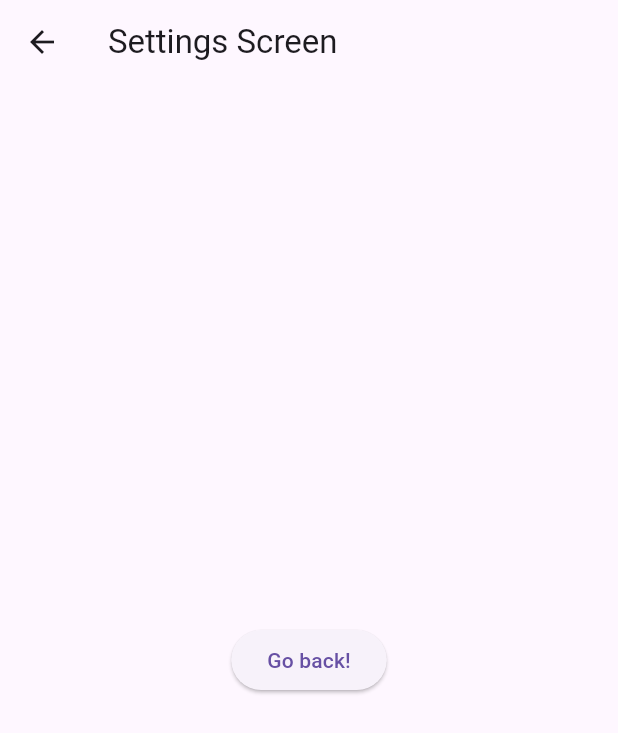
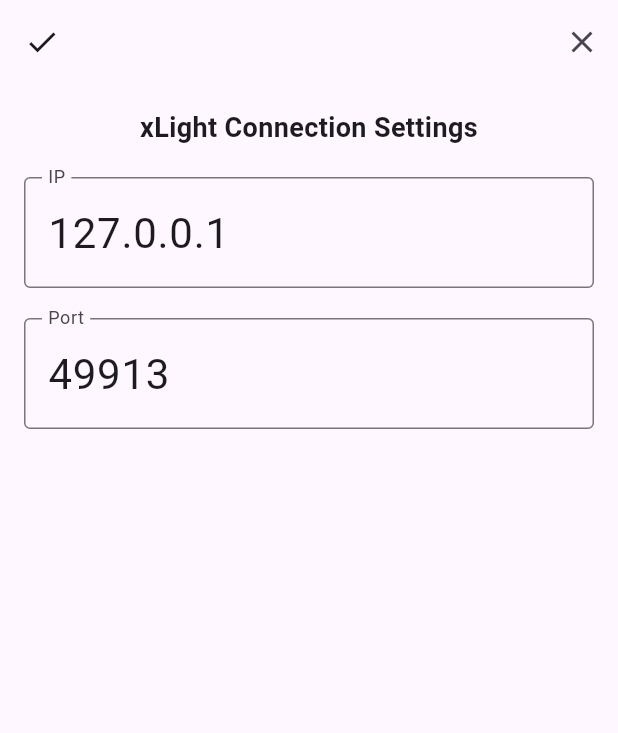
Before and after one commit to computergeek1507/xlights_test, a Flutter app: the screen it shows after launch, after a tap on the "settings" icon, on a phone screen of 412 x 824 dp. Shown: the top 733 px of the screen. Run offline on Flutter 3.47's test engine with Material 3 defaults, Android fonts, the phone set to English and light mode, and no system bars; our stand-ins replace dio, printing, shared_preferences; missing offline and left inert: htmltopdfwidgets; network calls fail.

Commit message:
settings working

```diff
--- a/lib/main.dart
+++ b/lib/main.dart
@@ -1,9 +1,5 @@
 import 'package:flutter/material.dart';
-import 'package:xlights_test/controller.dart';
-import 'package:xlights_test/controllerinfo.dart';
-import 'package:xlights_test/controllermodel.dart';
 import 'package:xlights_test/controllers.dart';
-import 'package:xlights_test/modelinfo.dart';
 import 'package:xlights_test/models.dart';
 import 'package:xlights_test/startscreen.dart';
 import 'package:xlights_test/settings.dart';
--- a/lib/settings.dart
+++ b/lib/settings.dart
@@ -1,32 +1,103 @@
 import 'package:flutter/material.dart';
-
 import 'package:shared_preferences/shared_preferences.dart';
 
-class SettingsScreen extends StatelessWidget {
-  const SettingsScreen({super.key});
+class SettingsScreen extends StatefulWidget {
+  final Map<String, dynamic>? routeParams;
+
+  const SettingsScreen({Key? key, this.routeParams}) : super(key: key);
+
+  @override
+  _SettingsScreenState createState() => _SettingsScreenState();
+}
+
+class _SettingsScreenState extends State<SettingsScreen> {
+
+  late  TextEditingController iptc = TextEditingController();
+   late TextEditingController porttc = TextEditingController();
+  //String ipAddress = "127.0.0.1";
+  //String port = "49913";
+
+  @override
+  void initState() {
+    super.initState();
+    _loadData();
+  }
+
+  void _loadData() async {
+    final prefs = await SharedPreferences.getInstance();
+    setState(() {
+      iptc = TextEditingController(text: prefs.getString('ip') ?? "127.0.0.1");
+      porttc = TextEditingController(text: prefs.getString('port') ?? "49913");
+      //iptc.text = prefs.getString('ip') ?? "127.0.0.1";
+      //porttc.text = prefs.getString('port') ?? "49913";
+    });
+  }
+
+  Future<void> _storeData(String key, String value) async {
+    final prefs = await SharedPreferences.getInstance();
+    await prefs.setString(key, value);
+  }
 
   @override
   Widget build(BuildContext context) {
     return Scaffold(
       appBar: AppBar(
-        title: const Text('Settings Screen'),
+        leading: IconButton(
+          icon: Icon(Icons.check),
+          onPressed: () {
+            _storeData('ip', iptc.text);
+            _storeData('port', porttc.text);
+            Navigator.pushReplacementNamed(context, '/');
+          },
+        ),
+        actions: [
+          IconButton(
+            icon: Icon(Icons.close),
+            onPressed: () {
+              Navigator.pushReplacementNamed(context, '/');
+            },
+          ),
+        ],
       ),
-      body: Center(
-        child: ElevatedButton(
-          // Within the SecondScreen widget
-          onPressed: () {
-            // Navigate back to the first screen by popping the current route
-            // off the stack.
-            Navigator.pop(context);
-          },
-          child: const Text('Go back!'),
+      body: Padding(
+        padding: const EdgeInsets.all(16.0),
+        child: Column(
+          children: [
+            Text(
+              'xLight Connection Settings',
+              style: TextStyle(fontSize: 18, fontWeight: FontWeight.bold),
+              textAlign: TextAlign.center,
+            ),
+            SizedBox(height: 20),
+
+       /*      TextFormField(
+          controller: iptc,
+        ),
+        TextFormField(
+          controller: porttc,
+        ),*/
+            TextField(
+              decoration: InputDecoration(
+                labelText: 'IP',
+                border: OutlineInputBorder(),
+              ),
+              style: TextStyle(fontSize: 28),
+              controller: iptc,
+              //onChanged: (val) => setState(() => ipAddress = val),
+            ),
+            SizedBox(height: 20),
+            TextField(
+              decoration: InputDecoration(
+                labelText: 'Port',
+                border: OutlineInputBorder(),
+              ),
+              style: TextStyle(fontSize: 28),
+              controller: porttc,
+              //onChanged: (val) => setState(() => port = val),
+            ),
+          ],
         ),
       ),
     );
   }
-
-    Future<void> storeData(String key, String value) async {
-    final prefs = await SharedPreferences.getInstance();
-    await prefs.setString(key, value);
-  }
 }
--- a/lib/startscreen.dart
+++ b/lib/startscreen.dart
@@ -1,43 +1,126 @@
 import 'package:flutter/material.dart';
+import 'package:xlights_test/xLightsServer.dart';
 
-class StartScreen extends StatelessWidget {
-  const StartScreen({super.key});
+class StartScreen extends StatefulWidget {
+  final Map<String, dynamic>? routeParams;
+
+  const StartScreen({Key? key, this.routeParams}) : super(key: key);
 
   @override
+  _StartScreenState createState() => _StartScreenState();
+}
+
+class _StartScreenState extends State<StartScreen> {
+   late Future<String> xLightsVersion ;
+ late Future< String> showFolder ;
+  bool offline = true;
+  bool tooOld = false;
+
+  @override
+  void initState() {
+    super.initState();
+    loadData();
+  }
+
+  void loadData() async {
+    xLightsVersion = getVersion();
+    xLightsVersion.then((version) {
+      setState(() {
+        tooOld = version.compareTo('2023.06') < 0;
+        offline = version.isEmpty;
+      });
+    });
+    showFolder = getShowFolder();
+  }
+
+    @override
   Widget build(BuildContext context) {
     return Scaffold(
       appBar: AppBar(
-        title: const Text('First Screen'),
-        actions: [
-          IconButton(
-            icon: const Icon(Icons.settings),
-            tooltip: 'Settings',
-            onPressed: () {
-              Navigator.pushNamed(context, '/settings');
-            },
-          ),
-        ],
+        title: const Text('xLights Test'),
+ automaticallyImplyLeading: false,
+          actions: [
+            IconButton(
+              icon: Icon(Icons.settings, size: 36),
+              onPressed: () => Navigator.pushNamed(context, '/settings'),
+            ),
+          ],
+
       ),
       body: Center(
-        child: Column(
-          children: [
-            ElevatedButton(
-              // Within the `FirstScreen` widget
-              onPressed: () {
-                // Navigate to the second screen using a named route.
-                Navigator.pushNamed(context, '/controllers');
-              },
-              child: const Text('Controllers'),
-            ),
-            ElevatedButton(
-              // Within the `FirstScreen` widget
-              onPressed: () {
-                // Navigate to the second screen using a named route.
-                Navigator.pushNamed(context, '/models');
-              },
-              child: const Text('Models'),
-            ),
-          ],
+        // FutureBuilder
+        child: FutureBuilder<String>(
+          future: Future.value(showFolder),
+          builder: (context, snapshot) {
+            if (snapshot.connectionState == ConnectionState.waiting) {
+              // until data is fetched, show loader
+              return const CircularProgressIndicator();
+            } else if (snapshot.hasData) {
+              // once data is fetched, display it on screen (call buildPosts())
+              final controllers = snapshot.data!;
+             // _buildButton('Models', offline, () => Navigator.pushNamed(context, '/Models'));
+             // _buildButton('Controllers', offline, () => Navigator.pushNamed(context, '/controllers'));
+              //Text('Show Folder: $showFolder');
+             // Text('xLights Version: $xLightsVersion');
+              //return _buildButton('Controllers', offline, () => Navigator.pushNamed(context, '/controllers'));
+              return FutureBuilder<String>(
+                future: xLightsVersion,
+                builder: (context, versionSnapshot) {
+                  if (versionSnapshot.connectionState == ConnectionState.waiting) {
+                    return const CircularProgressIndicator();
+                  } else if (versionSnapshot.hasData) {
+                    return buildScreen(controllers, versionSnapshot.data!, offline, tooOld);
+                  } else {
+                    return const Text("Failed to get xLights version");
+                  }
+                },
+              );
+            } else {
+              // if no data, show simple Text
+              return const Text("Failed to Connect to xLights, Check IP Address Settings");
+            }
+          },
+        ),
+      ),
+    );
+  }
+
+
+    Widget buildScreen(String showFolder, String xLightsVersion, bool offline, bool tooOld) {
+
+    return
+ Container(
+          padding: EdgeInsets.all(10),
+          color: Color(0xFFE8EAF6),
+          child: Column(
+            children: [
+              _buildButton('Controllers', offline, () => Navigator.pushNamed(context, '/controllers')),
+              _buildButton('Models', offline, () => Navigator.pushNamed(context, '/models')),
+              if (offline)
+                Text('Failed to Connect to xLights, Check IP Address Settings', style: TextStyle(color: Colors.red)),
+              if (tooOld)
+                Text('Please Update xLights to 2023.06 to use this App', style: TextStyle(color: Colors.red)),
+              Text('Show Folder: $showFolder'),
+              Text('xLights Version: $xLightsVersion'),
+            ],
+          ),
+
+    );
+  }
+
+  Widget _buildButton(String text, bool disabled, VoidCallback onPressed) {
+    return Padding(
+      padding: EdgeInsets.symmetric(vertical: 10),
+      child: ElevatedButton(
+        style: ElevatedButton.styleFrom(
+          backgroundColor: Color(0xFFA40000),
+          padding: EdgeInsets.all(10),
+          shape: RoundedRectangleBorder(borderRadius: BorderRadius.circular(0)),
+        ),
+        onPressed: disabled ? null : onPressed,
+        child: Text(
+          text,
+          style: TextStyle(color: Colors.white, fontWeight: FontWeight.bold),
         ),
       ),
     );
--- a/lib/xlightsserver.dart
+++ b/lib/xlightsserver.dart
@@ -11,8 +11,8 @@
 
 Future<String> getBaseUrl() async {
     final prefs = await SharedPreferences.getInstance();
-    final ip = prefs.getString('@ip') ?? '127.0.0.1';
-    final port = prefs.getString('@port') ?? '49913';
+    final ip = prefs.getString('ip') ?? '127.0.0.1';
+    final port = prefs.getString('port') ?? '49913';
     var url = 'http://$ip:$port';
     return url;
   }
@@ -88,24 +88,28 @@
   }
 }
 
-Future<String> getVersion(String? address) async {
+Future<String> getVersion() async {
   final baseurl = await getBaseUrl();
   final fullURL = '$baseurl/getVersion';
-
-  final response = await dio.get(fullURL);
-  print(response.data);
+  try {
+    final response = await dio.get(fullURL);
+    //print(response.data);
     if (response.statusCode == 200) {
- return response.data;
-      }else{throw Exception('Failed to load Controller');}
- //return false;
+      return response.data;
+    } else {
+      throw Exception('Failed to load version');
+    }
+  } catch (e) {
+    return '';
+  }
 }
 
-Future<String> getShowFolder(String? address) async {
+Future<String> getShowFolder() async {
   final baseurl = await getBaseUrl();
   final fullURL = '$baseurl/getShowFolder';
 
   final response = await dio.get(fullURL);
-  print(response.data);
+  //print(response.data);
     if (response.statusCode == 200) {
  return response.data;
       }else{throw Exception('Failed to load Controller');}
```
